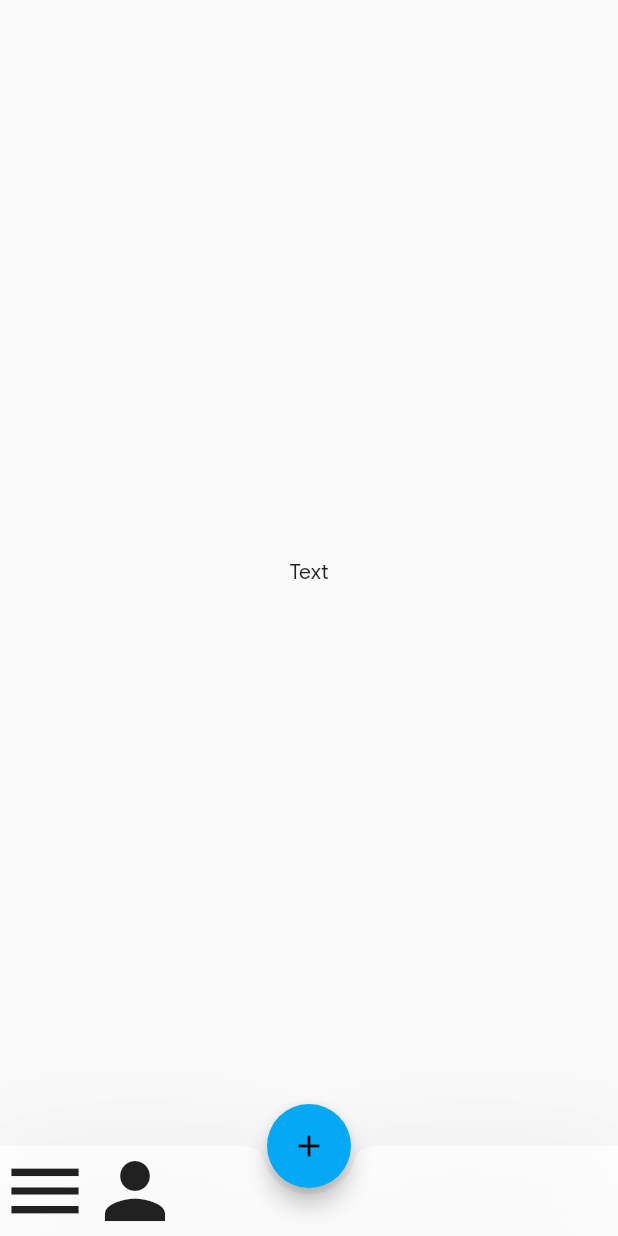
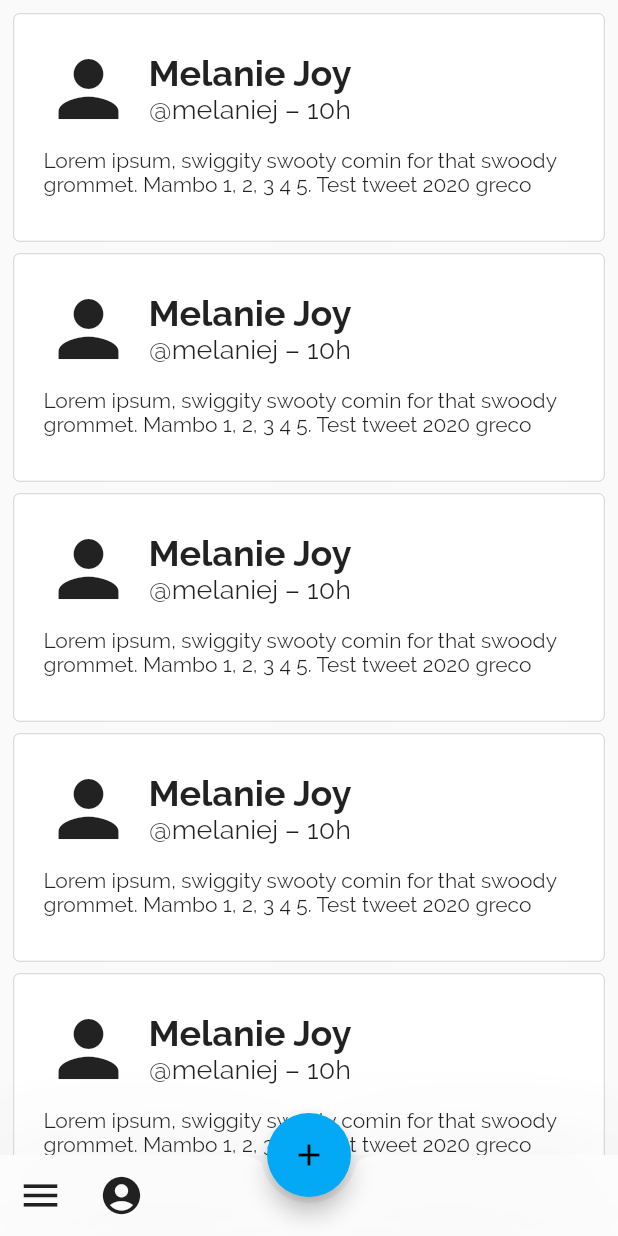
Before and after one commit to michaelgosling/twitter_md, a Flutter app: the screen it shows after launch, on a phone screen of 412 x 824 dp. Run offline on Flutter 3.47's test engine with Material 2 defaults, Android fonts, the phone set to English and light mode, and no system bars.

Commit message:
Replace GoogleSans with Raleway (GoogleSans is proprietary, oops). Add temporary card (need to build custom post widget) for temp list view (to be replaced by a listview builder). Sort out theming for android.

```diff
--- a/lib/main.dart
+++ b/lib/main.dart
@@ -2,14 +2,55 @@ import 'package:flutter/material.dart';
 
 void main() => runApp(MyApp());
 
-var googleSansMaterialTheme = ThemeData(
+var ralewayMaterialTheme = ThemeData(
   primarySwatch: Colors.lightBlue,
-  fontFamily: "GoogleSans",
+  fontFamily: "Raleway",
   bottomAppBarColor: Colors.white70,
   primaryColor: Colors.lightBlue[100],
-  primaryColorLight: Color.fromRGBO(230,255,255, 1),
-  primaryColorDark: Color.fromRGBO(130,179,201, 1)
+  primaryColorLight: Color.fromRGBO(230, 255, 255, 1),
+  primaryColorDark: Color.fromRGBO(130, 179, 201, 1),
 );
+var cardShape = RoundedRectangleBorder(
+  borderRadius: BorderRadius.circular(4),
+  side: BorderSide(
+      color: Colors.black38,
+      width: 0.3,
+      style: BorderStyle.solid),
+);
+var tempTweet = Card(
+    elevation: 0,
+    shape: cardShape,
+    child: Padding(
+        padding: EdgeInsets.all(20),
+        child: Column(
+          children: <Widget>[
+            Row(
+              children: <Widget>[
+                Padding(
+                  padding: EdgeInsets.fromLTRB(0, 0, 10, 0),
+                  child: Icon(Icons.person, size: 60),
+                ),
+                Column(
+                  children: <Widget>[
+                    Text(
+                      "Melanie Joy",
+                      style: TextStyle(
+                          fontSize: 24, fontWeight: FontWeight.w700),
+                    ),
+                    Text("@melaniej – 10h",
+                        style: TextStyle(fontSize: 18))
+                  ],
+                )
+              ],
+            ),
+            Padding(
+              padding: EdgeInsets.fromLTRB(0, 10, 0, 10),
+              child: Text(
+                  "Lorem ipsum, swiggity swooty comin for that swoody grommet."
+                      " Mambo 1, 2, 3 4 5. Test tweet 2020 greco"),
+            ),
+          ],
+        )));
 
 class MyApp extends StatelessWidget {
   // This widget is the root of your application.
@@ -17,7 +58,7 @@ class MyApp extends StatelessWidget {
   Widget build(BuildContext context) {
     return MaterialApp(
       title: 'TweetMD',
-      theme: googleSansMaterialTheme,
+      theme: ralewayMaterialTheme,
       home: Feed(title: 'Feed'),
     );
   }
@@ -26,15 +67,6 @@ class MyApp extends StatelessWidget {
 class Feed extends StatefulWidget {
   Feed({Key key, this.title}) : super(key: key);
 
-  // This widget is the home page of your application. It is stateful, meaning
-  // that it has a State object (defined below) that contains fields that affect
-  // how it looks.
-
-  // This class is the configuration for the state. It holds the values (in this
-  // case the title) provided by the parent (in this case the App widget) and
-  // used by the build method of the State. Fields in a Widget subclass are
-  // always marked "final".
-
   final String title;
 
   @override
@@ -42,8 +74,6 @@ class Feed extends StatefulWidget {
 }
 
 class _FeedState extends State<Feed> {
-
-
   @override
   Widget build(BuildContext context) {
     return Scaffold(
@@ -52,29 +82,34 @@ class _FeedState extends State<Feed> {
       ),
       floatingActionButtonLocation: FloatingActionButtonLocation.centerDocked,
       body: Center(
-        child: Column(
-          mainAxisAlignment: MainAxisAlignment.center,
-          children: <Widget>[
-            Text("Text"),
-          ],
-        ),
-      ),
+          child: ListView(
+            padding: EdgeInsets.fromLTRB(5, 5, 5, 5),
+            children: <Widget>[
+              tempTweet,
+              tempTweet,
+              tempTweet,
+              tempTweet,
+              tempTweet,
+              tempTweet,
+              tempTweet,
+              tempTweet,
+            ],
+          )),
       bottomNavigationBar: new BottomAppBar(
           elevation: 50,
           shape: CircularNotchedRectangle(),
           child: Row(
             children: <Widget>[
-              Icon(Icons.menu, size: 60,),
-              Row(mainAxisAlignment: MainAxisAlignment.end,
-              crossAxisAlignment: CrossAxisAlignment.end,
-              children: <Widget>[
-                Icon(Icons.person, size: 60),
-              ],)
-
+              Padding(
+                child: Icon(Icons.menu, size: 30),
+                padding: EdgeInsets.all(12),
+              ),
+              Padding(
+                child: Icon(Icons.account_circle, size: 30),
+                padding: EdgeInsets.all(12),
+              )
             ],
-
-          )
-      ),// This trailing comma makes auto-formatting nicer for build methods.
+          )), // This trailing comma makes auto-formatting nicer for build methods.
     );
   }
 }
```
Also changed, not shown: pubspec.yaml (+7 -7 lines), fonts/GoogleSans-Bold.ttf (deleted), fonts/GoogleSans-BoldItalic.ttf (deleted), fonts/GoogleSans-Italic.ttf (deleted), fonts/GoogleSans-Medium.ttf (deleted), fonts/GoogleSans-MediumItalic.ttf (deleted), fonts/GoogleSans-Regular.ttf (deleted), fonts/Raleway-Bold.ttf (added), fonts/Raleway-BoldItalic.ttf (added), fonts/Raleway-Italic.ttf (added), fonts/Raleway-Medium.ttf (added), fonts/Raleway-MediumItalic.ttf (added), fonts/Raleway-Regular.ttf (added).
